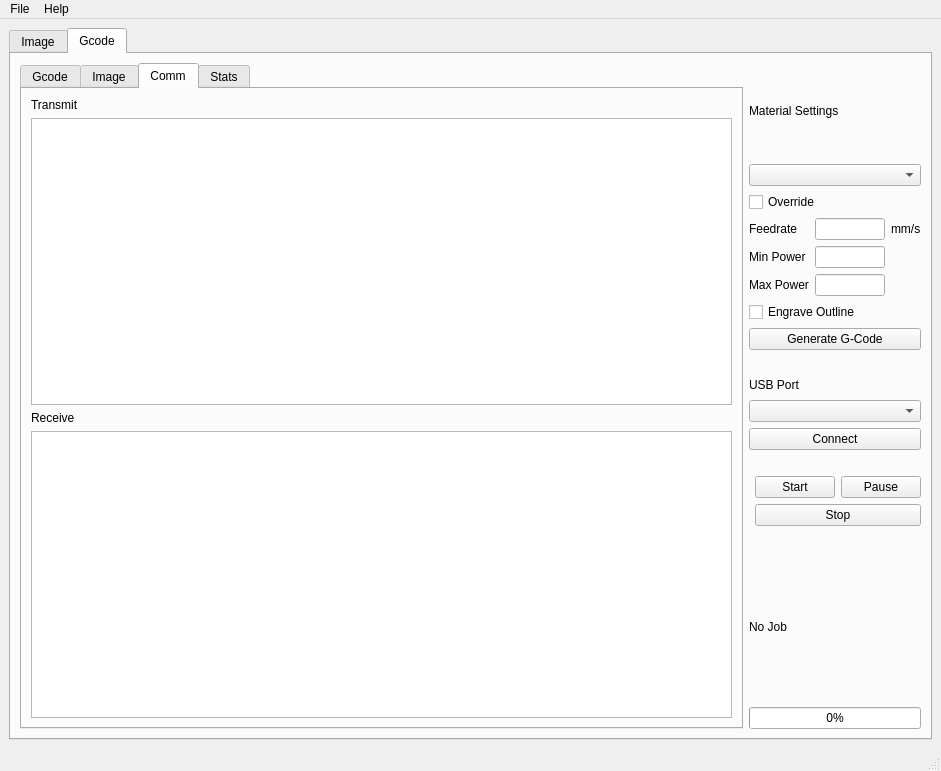
The window that UI/main_window.ui (b-randon/gImage) describes before a commit, drawn with Qt 5.
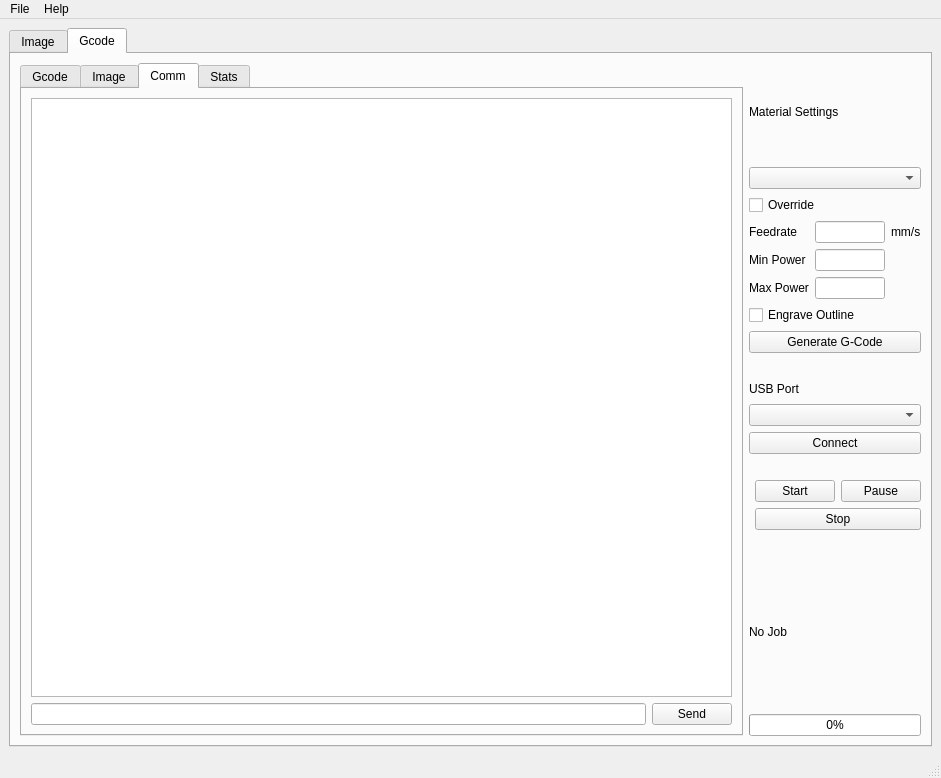
The same window after the commit. The open tabs and pages were chosen to show the change.

Patch:
```diff
--- a/UI/main_window.ui
+++ b/UI/main_window.ui
@@ -7,7 +7,7 @@
     <x>0</x>
     <y>0</y>
     <width>941</width>
-    <height>771</height>
+    <height>778</height>
    </rect>
   </property>
   <property name="windowTitle">
@@ -402,26 +402,19 @@
            <attribute name="title">
             <string>Comm</string>
            </attribute>
-           <layout class="QVBoxLayout" name="verticalLayout_4">
-            <item>
-             <widget class="QLabel" name="label_3">
-              <property name="text">
-               <string>Transmit</string>
-              </property>
-             </widget>
+           <layout class="QGridLayout" name="gridLayout_10">
+            <item row="2" column="0">
+             <widget class="QLineEdit" name="command_edit"/>
             </item>
-            <item>
-             <widget class="QTextEdit" name="tansmit_text_edit"/>
-            </item>
-            <item>
-             <widget class="QLabel" name="label_2">
+            <item row="2" column="1">
+             <widget class="QPushButton" name="send_button">
               <property name="text">
-               <string>Receive</string>
+               <string>Send</string>
               </property>
              </widget>
             </item>
-            <item>
-             <widget class="QTextEdit" name="receive_text_edit"/>
+            <item row="0" column="0" colspan="2">
+             <widget class="QTextEdit" name="comm_text_edit"/>
             </item>
            </layout>
           </widget>
```
Left out of the diff: 2 changed lines with no effect on the pictures.
